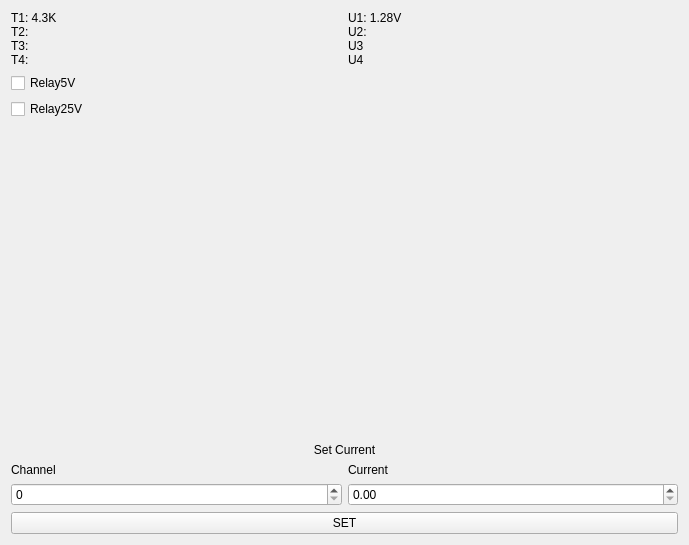
This is User/SimpleApplication/tempm1widget.ui in OzhegovRoman/ControlUnit4_Software as Qt 5 draws it before an edit. The edited form follows.
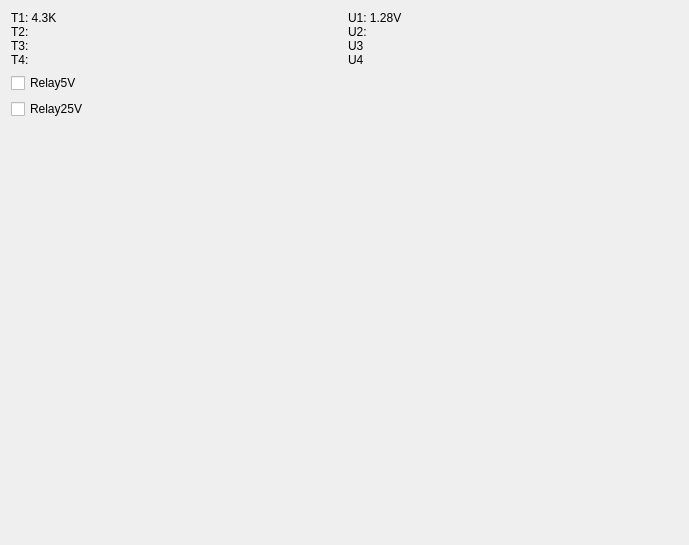
This is the edited form.

Diff of the .ui file:
```diff
--- a/User/SimpleApplication/tempm1widget.ui
+++ b/User/SimpleApplication/tempm1widget.ui
@@ -81,84 +81,6 @@
      </property>
     </spacer>
    </item>
-   <item>
-    <widget class="QLabel" name="label">
-     <property name="layoutDirection">
-      <enum>Qt::LeftToRight</enum>
-     </property>
-     <property name="styleSheet">
-      <string notr="true">font: 24pt &quot;MS Shell Dlg 2&quot;;</string>
-     </property>
-     <property name="text">
-      <string>Set Current</string>
-     </property>
-     <property name="alignment">
-      <set>Qt::AlignCenter</set>
-     </property>
-    </widget>
-   </item>
-   <item>
-    <layout class="QHBoxLayout" name="horizontalLayout_2">
-     <item>
-      <layout class="QVBoxLayout" name="verticalLayout_3">
-       <item>
-        <widget class="QLabel" name="label_2">
-         <property name="styleSheet">
-          <string notr="true">font: 12pt &quot;MS Shell Dlg 2&quot;;</string>
-         </property>
-         <property name="text">
-          <string>Channel</string>
-         </property>
-        </widget>
-       </item>
-       <item>
-        <widget class="QSpinBox" name="sbChannel">
-         <property name="styleSheet">
-          <string notr="true">font: 12pt &quot;MS Shell Dlg 2&quot;;</string>
-         </property>
-         <property name="maximum">
-          <number>3</number>
-         </property>
-        </widget>
-       </item>
-      </layout>
-     </item>
-     <item>
-      <layout class="QVBoxLayout" name="verticalLayout_2">
-       <item>
-        <widget class="QLabel" name="label_3">
-         <property name="styleSheet">
-          <string notr="true">font: 12pt &quot;MS Shell Dlg 2&quot;;</string>
-         </property>
-         <property name="text">
-          <string>Current</string>
-         </property>
-        </widget>
-       </item>
-       <item>
-        <widget class="QDoubleSpinBox" name="sbCurrent">
-         <property name="styleSheet">
-          <string notr="true">font: 12pt &quot;MS Shell Dlg 2&quot;;</string>
-         </property>
-         <property name="maximum">
-          <double>25.000000000000000</double>
-         </property>
-        </widget>
-       </item>
-      </layout>
-     </item>
-    </layout>
-   </item>
-   <item>
-    <widget class="QPushButton" name="pushButton">
-     <property name="styleSheet">
-      <string notr="true">font: 16pt &quot;MS Shell Dlg 2&quot;;</string>
-     </property>
-     <property name="text">
-      <string>SET</string>
-     </property>
-    </widget>
-   </item>
   </layout>
  </widget>
  <resources/>
```
